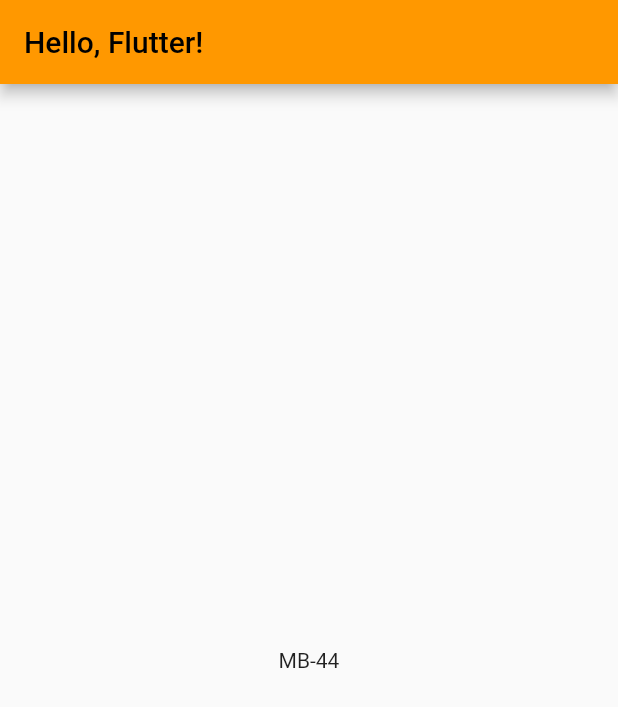
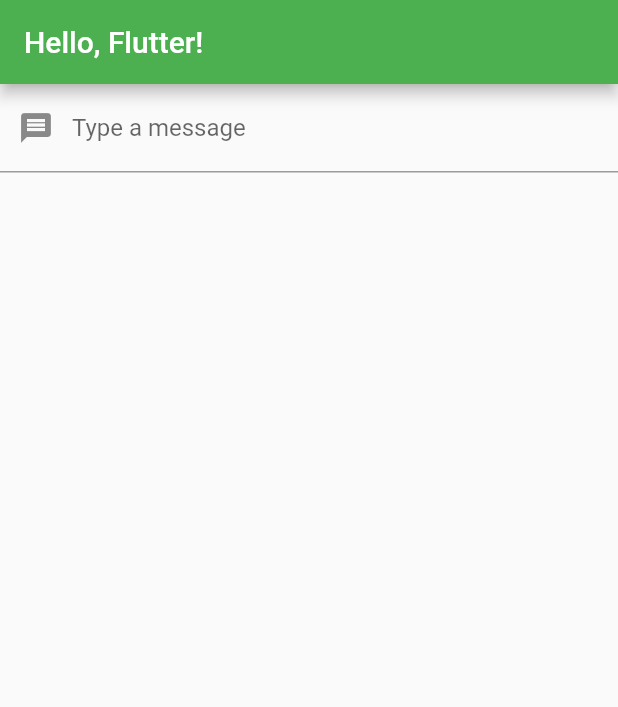
Before and after one commit to MB-44/flutter-tutorial, a Flutter app: the screen it shows after launch, on a phone screen of 412 x 824 dp. Shown: the top 707 px of the screen. Run offline on Flutter 3.47's test engine with Material 2 defaults, Android fonts, the phone set to English and light mode, and no system bars.

Commit message:
added text input field

```diff
--- a/lib/main.dart
+++ b/lib/main.dart
@@ -4,39 +4,78 @@ void main() {
   runApp(const MainApp());
 }
 
+// main class
 class MainApp extends StatefulWidget {
   const MainApp({Key? key}) : super(key: key);
   @override
-  // ignore: library_private_types_in_public_api
-  _MainAppState createState() => _MainAppState();
+  State<MainApp> createState() => _MainAppState();
 }
 
 class _MainAppState extends State<MainApp> {
   @override
   Widget build(BuildContext context) {
     return MaterialApp(
-      title: "Flutter-tutorial",
+      title: "Flutter-Tutorial",
       theme: ThemeData(
-        primarySwatch: Colors.orange,
+        primarySwatch: Colors.green,
         visualDensity: VisualDensity.adaptivePlatformDensity,
       ),
-      home: MyHomePage(),
+      home: const MyHomePage(),
     );
   }
 }
 
+// to display home page
 class MyHomePage extends StatelessWidget {
   const MyHomePage({Key? key}) : super(key: key);
+  @override
+  Widget build(BuildContext context) {
+    return Scaffold(
+        appBar: AppBar(
+          title: const Text("Hello, Flutter!"),
+        ),
+        body: const TestInputWidget());
+  }
+}
+
+// This is for get the input
+class TestInputWidget extends StatefulWidget {
+  const TestInputWidget({Key? key}) : super(key: key);
+
+  @override
+  State<TestInputWidget> createState() => _TestInputWidgetState();
+}
+
+class _TestInputWidgetState extends State<TestInputWidget> {
+  final controller = TextEditingController();
+  String text = "";
+
+  @override
+  void dispose() {
+    super.dispose();
+    controller.dispose();
+  }
+
+  void changeText(text) {
+    if (text == "Hello World!") {
+      controller.clear();
+      text = "";
+    }
+    setState(() {
+      this.text = text;
+    });
+  }
 
   @override
   Widget build(BuildContext context) {
-    return Scaffold(
-      appBar: AppBar(
-        title: Text("Hello, Flutter!"),
+    return Column(children: <Widget>[
+      TextField(
+        controller: controller,
+        decoration: const InputDecoration(
+            prefixIcon: Icon(Icons.message), labelText: "Type a message"),
+        onChanged: (text) => changeText(text),
       ),
-      body: const Center(
-        child: Text("MB-44"),
-      ),
-    );
+      Text(text)
+    ]);
   }
 }
```
